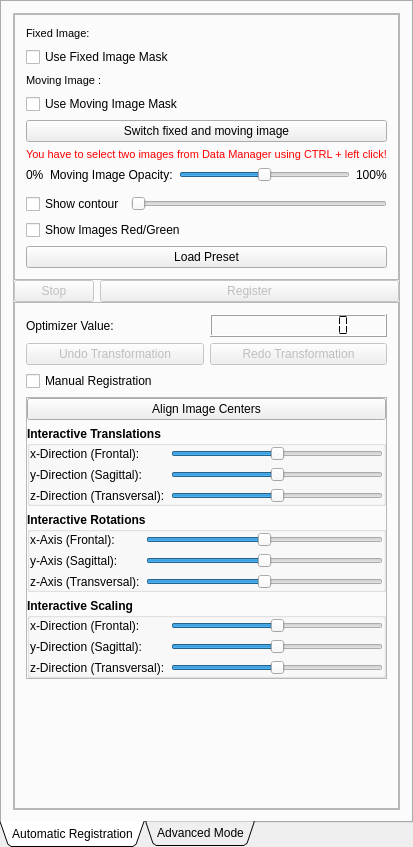
This is Plugins/org.mitk.gui.qt.registration/src/internal/QmitkRigidRegistrationViewControls.ui in MITK/MITK as Qt 5 draws it before an edit. The edited form follows.
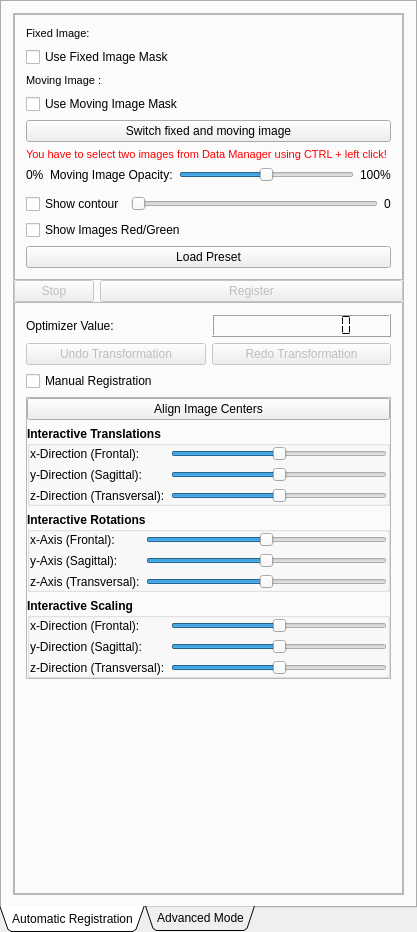
This is the edited form. Icons and pictures are not drawn. Custom widgets are drawn as their Qt base class.

Commit message: added optional contour from segmentation that can be modified with a threshold slider

The edit to the form file:
```diff
--- a/Plugins/org.mitk.gui.qt.registration/src/internal/QmitkRigidRegistrationViewControls.ui
+++ b/Plugins/org.mitk.gui.qt.registration/src/internal/QmitkRigidRegistrationViewControls.ui
@@ -6,8 +6,8 @@
    <rect>
     <x>0</x>
     <y>0</y>
-    <width>413</width>
-    <height>847</height>
+    <width>417</width>
+    <height>932</height>
    </rect>
   </property>
   <property name="minimumSize">
@@ -323,6 +323,13 @@
                  </property>
                 </widget>
                </item>
+               <item>
+                <widget class="QLabel" name="m_ThresholdLabel">
+                 <property name="text">
+                  <string>0</string>
+                 </property>
+                </widget>
+               </item>
               </layout>
              </item>
              <item>
```
Left out of the diff: 5 changed lines with no effect on the pictures. The commit also changes 2 other files.
